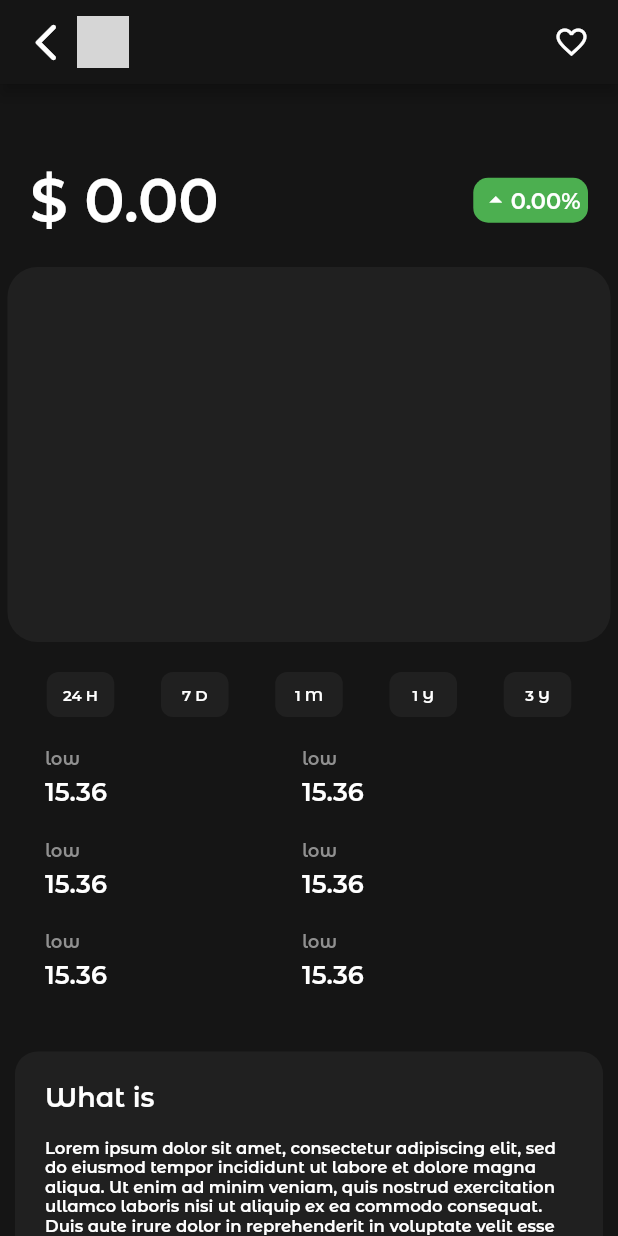
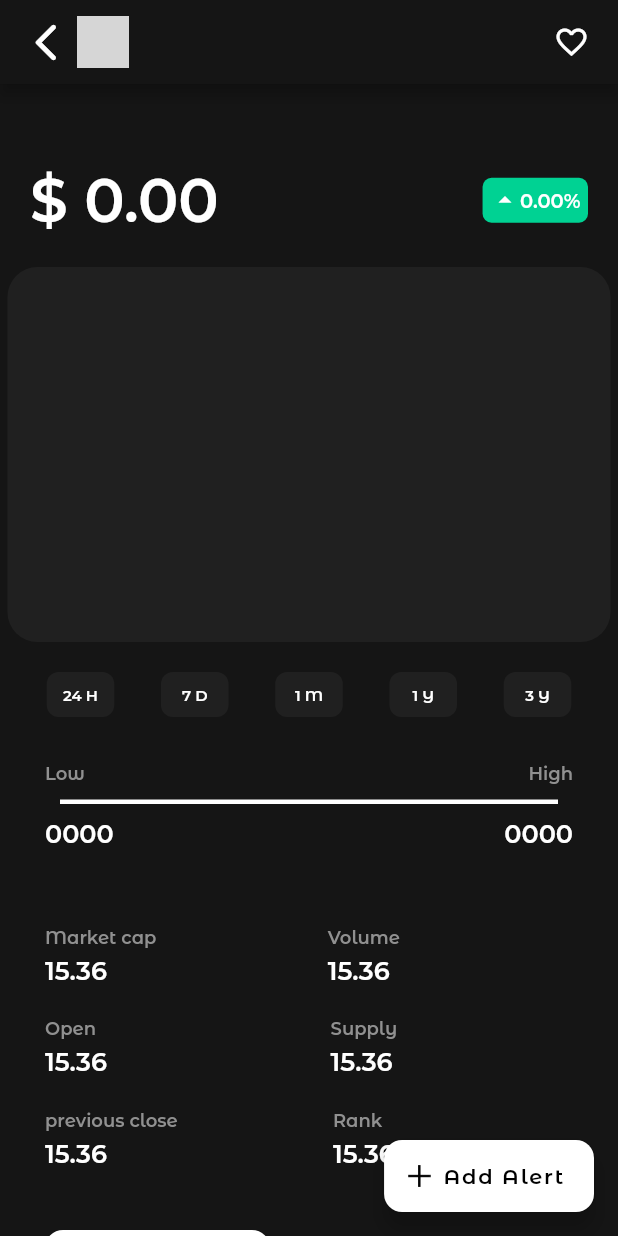
Before and after one commit to Raunak-Taabish/crypto_alert, a Flutter app: the View_Crypto screen opened directly with empty values, on a phone screen of 412 x 824 dp. Run offline on Flutter 3.47's test engine with Material 2 defaults, Android fonts, the phone set to English and light mode, and no system bars; our stand-ins replace animated_splash_screen, firebase_auth, firebase_core, firebase_database, flutter_bounce, fluttertoast and 3 more; accounts and stored records are empty; network calls fail; project files that could hold a hidden picture were left out; grey boxes are pictures that could not be loaded.

Commit message:
ui change view crypto

```diff
--- a/lib/screens/view_crypto/view_crypto.dart
+++ b/lib/screens/view_crypto/view_crypto.dart
@@ -39,7 +39,7 @@ class _ViewCrypto_State extends State<View_Crypto> {
     //     cryptoname = element[0];
     //   }
     // });
-    futureNews=pullNews();
+    futureNews = pullNews();
   }
 
   List<Article> pull = [];
@@ -175,49 +175,27 @@ class _ViewCrypto_State extends State<View_Crypto> {
           backgroundColor: const Color(0xFF151515),
         ),
         backgroundColor: const Color(0xFF151515),
-        // floatingActionButton: Container(
-        //   margin: EdgeInsets.only(bottom: 0),
-        //   child: Row(
-        //     mainAxisAlignment: MainAxisAlignment.spaceEvenly,
-        //     children: [
-        //       FloatingActionButton.extended(
-        //         backgroundColor: Colors.white,
-        //         onPressed: () {},
-        //         isExtended: true,
-        //         materialTapTargetSize: MaterialTapTargetSize.shrinkWrap,
-        //         icon: Image.asset(
-        //           'assets/images/convert.png',
-        //           width: 15,
-        //           height: 15,
-        //         ),
-        //         label: Text(
-        //           'Converter',
-        //           style: blackboldText,
-        //         ),
-        //         shape: RoundedRectangleBorder(
-        //             borderRadius: BorderRadius.all(Radius.circular(12.0))),
-        //       ),
-        //       FloatingActionButton.extended(
-        //         backgroundColor: Colors.white,
-        //         onPressed: () {},
-        //         isExtended: true,
-        //         materialTapTargetSize: MaterialTapTargetSize.shrinkWrap,
-        //         icon: Image.asset(
-        //           'assets/images/add.png',
-        //           width: 15,
-        //           height: 15,
-        //         ),
-        //         label: Text(
-        //           'Add Alert',
-        //           style: blackboldText,
-        //         ),
-        //         shape: RoundedRectangleBorder(
-        //             borderRadius: BorderRadius.all(Radius.circular(12.0))),
-        //       ),
-        //     ],
-        //   ),
-        // ),
-        // floatingActionButtonLocation: FloatingActionButtonLocation.centerFloat,
+        floatingActionButton: Container(
+          margin: EdgeInsets.only(bottom: 0),
+          child: FloatingActionButton.extended(
+            backgroundColor: Colors.white,
+            onPressed: () {},
+            isExtended: true,
+            materialTapTargetSize: MaterialTapTargetSize.shrinkWrap,
+            icon: Image.asset(
+              'assets/images/add.png',
+              width: 15,
+              height: 15,
+            ),
+            label: Text(
+              'Add Alert',
+              style: blackboldText,
+            ),
+            shape: RoundedRectangleBorder(
+                borderRadius: BorderRadius.all(Radius.circular(12.0))),
+          ),
+        ),
+        floatingActionButtonLocation: FloatingActionButtonLocation.endFloat,
         body: SingleChildScrollView(
           child: Column(
             crossAxisAlignment: CrossAxisAlignment.start,
@@ -247,15 +225,16 @@ class _ViewCrypto_State extends State<View_Crypto> {
                           color: Colors.white,
                           fontFamily: 'Montserrat Alternates',
                           fontSize: 40,
-                          fontWeight: FontWeight.w600),
+                          fontWeight: FontWeight.w500),
                     ),
                   ),
                   Container(
                     margin: EdgeInsets.fromLTRB(0, 0, 20, 0),
                     decoration: BoxDecoration(
-                        color:
-                            widget.daychange >= 0 ? Colors.green : Colors.red,
-                        borderRadius: BorderRadius.circular(10)),
+                        color: widget.daychange >= 0
+                            ? Color(0xFF00D293)
+                            : Color(0xFFFF493E),
+                        borderRadius: BorderRadius.circular(6)),
                     padding: EdgeInsets.all(5),
                     child: Row(
                       children: [
@@ -273,7 +252,7 @@ class _ViewCrypto_State extends State<View_Crypto> {
                               color: Colors
                                   .white, //widget.daychange >= 0 ? Colors.green : Colors.red,
                               fontFamily: 'Montserrat Alternates',
-                              fontSize: 15,
+                              fontSize: 13,
                               fontWeight: FontWeight.w600),
                         ),
                       ],
@@ -382,25 +361,80 @@ class _ViewCrypto_State extends State<View_Crypto> {
                 ],
               ),
               Container(
+                margin: EdgeInsets.all(30),
+                child: Column(
+                  children: [
+                    Row(
+                      mainAxisAlignment: MainAxisAlignment.spaceBetween,
+                      children: [
+                        Text(
+                          "Low",
+                          style: TextStyle(
+                              fontSize: 12,
+                              fontFamily: 'Montserrat Alternates',
+                              color: Color(0xFF909090),
+                              fontWeight: FontWeight.w400),
+                        ),
+                        Text(
+                          "High",
+                          style: TextStyle(
+                              fontSize: 12,
+                              fontFamily: 'Montserrat Alternates',
+                              color: Color(0xFF909090),
+                              fontWeight: FontWeight.w400),
+                        ),
+                      ],
+                    ),
+                    Container(
+                      margin: EdgeInsets.fromLTRB(10, 10, 10, 10),
+                      color: Colors.white,
+                      height: 3,
+                    ),
+                    Row(
+                      mainAxisAlignment: MainAxisAlignment.spaceBetween,
+                      children: [
+                        Text(
+                          "0000",
+                          style: TextStyle(
+                              fontSize: 17,
+                              fontFamily: 'Montserrat Alternates',
+                              color: Colors.white,
+                              fontWeight: FontWeight.w500),
+                        ),
+                        Text(
+                          "0000",
+                          style: TextStyle(
+                              fontSize: 17,
+                              fontFamily: 'Montserrat Alternates',
+                              color: Colors.white,
+                              fontWeight: FontWeight.w500),
+                        ),
+                      ],
+                    ),
+                  ],
+                ),
+              ),
+              Container(
                 margin: EdgeInsets.fromLTRB(30, 20, 30, 0),
                 child: Row(
                   mainAxisAlignment: MainAxisAlignment.start,
                   children: [
                     Column(
+                      crossAxisAlignment: CrossAxisAlignment.start,
                       children: [
-                        alldata('low', '15.36'),
-                        alldata('low', '15.36'),
-                        alldata('low', '15.36'),
+                        alldata('Market cap', '15.36'),
+                        alldata('Open', '15.36'),
+                        alldata('previous close', '15.36'),
                       ],
                     ),
                     SizedBox(
-                      width: 130,
+                      width: 100,
                     ),
                     Column(
                       children: [
-                        alldata('low', '15.36'),
-                        alldata('low', '15.36'),
-                        alldata('low', '15.36'),
+                        alldata('Volume', '15.36'),
+                        alldata('Supply', '15.36'),
+                        alldata('Rank', '15.36'),
                       ],
                     ),
                   ],
@@ -409,40 +443,97 @@ class _ViewCrypto_State extends State<View_Crypto> {
               SizedBox(
                 height: 20,
               ),
+              GestureDetector(
+                onTap: () {},
+                child: Container(
+                  width: 150,
+                  height: 50,
+                  margin: EdgeInsets.fromLTRB(30, 00, 0, 00),
+                  child: FlatButton(
+                    shape: RoundedRectangleBorder(
+                        borderRadius: BorderRadius.all(Radius.circular(12.0))),
+                    color: Colors.white,
+                    onPressed: () {},
+                    child: Row(
+                      mainAxisAlignment: MainAxisAlignment.center,
+                      children: [
+                        Image.asset(
+                          "assets/images/convert.png",
+                          width: 20,
+                          height: 20,
+                        ),
+                        SizedBox(
+                          width: 10,
+                        ),
+                        Text(
+                          "Converter",
+                          style: blackboldText,
+                        ),
+                      ],
+                    ),
+                  ),
+                ),
+              ),
+              SizedBox(
+                height: 20,
+              ),
               Container(
                 //width: MediaQuery.of(context).size.width / 2.5,
-                margin: EdgeInsets.fromLTRB(10, 0, 10, 0),
-                padding: EdgeInsets.fromLTRB(20, 20, 20, 20),
+                margin: EdgeInsets.fromLTRB(30, 15, 20, 0),
                 decoration: BoxDecoration(
                   borderRadius: BorderRadius.circular(15),
-                  color: Color(0xFF202020),
+                  //color: Color(0xFF202020),
                 ),
                 child: Column(
                   crossAxisAlignment: CrossAxisAlignment.start,
                   children: [
                     Text(
-                      "What is " + widget.cryptoname,
+                      "About " + widget.cryptoname,
                       style: TextStyle(
                           color: Colors.white,
                           fontFamily: 'Montserrat Alternates',
-                          fontSize: 18,
-                          fontWeight: FontWeight.w600),
+                          fontSize: 20,
+                          fontWeight: FontWeight.w500),
                     ),
                     SizedBox(
                       height: 15,
                     ),
                     Text(
-                      "Lorem ipsum dolor sit amet, consectetur adipiscing elit, sed do eiusmod tempor incididunt ut labore et dolore magna aliqua. Ut enim ad minim veniam, quis nostrud exercitation ullamco laboris nisi ut aliquip ex ea commodo consequat. Duis aute irure dolor in reprehenderit in voluptate velit esse cillum dolore eu fugiat nulla .....",
+                      "Lorem ipsum dolor sit amet, consectetur adipiscing elit, nisi ut aliquip ex ea commodo consequat. Duis aute irure dolor in reprehenderit in voluptate velit esse cillum dolore eu fugiat nulla .....",
                       style: TextStyle(
                           color: Colors.white,
                           fontFamily: 'Montserrat Alternates',
-                          fontSize: 11),
+                          fontSize: 13),
                     ),
                   ],
                 ),
               ),
               Container(
-                height: 600,
+                margin: EdgeInsets.fromLTRB(30, 20, 0, 20),
+                child: FlatButton(
+                  shape: RoundedRectangleBorder(
+                      borderRadius: BorderRadius.all(Radius.circular(6.0))),
+                  color: Colors.white,
+                  onPressed: () {},
+                  child: Text(
+                    "Read",
+                    style: blackboldText,
+                  ),
+                ),
+              ),
+              Container(
+                margin: EdgeInsets.only(left: 30),
+                child: Text(
+                  "${widget.cryptoname} News",
+                  style: TextStyle(
+                      color: Colors.white,
+                      fontSize: 20,
+                      fontWeight: FontWeight.w500,
+                      fontFamily: 'Montserrat Alternates'),
+                ),
+              ),
+              Container(
+                  height: 600,
                   // width: 200,
                   // height: 100,
                   //width: MediaQuery.of(context).size.width / 2.5,
@@ -489,7 +580,7 @@ class _ViewCrypto_State extends State<View_Crypto> {
               fontSize: 12,
               fontFamily: 'Montserrat Alternates',
               color: Color(0xFF909090),
-              fontWeight: FontWeight.w600),
+              fontWeight: FontWeight.w400),
         ),
         SizedBox(
           height: 5,
@@ -500,7 +591,7 @@ class _ViewCrypto_State extends State<View_Crypto> {
               fontSize: 17,
               fontFamily: 'Montserrat Alternates',
               color: Colors.white,
-              fontWeight: FontWeight.bold),
+              fontWeight: FontWeight.w500),
         ),
         SizedBox(
           height: 20,
```
Also changed, not shown: assets/images/convertimg.png (added), pubspec.lock.
